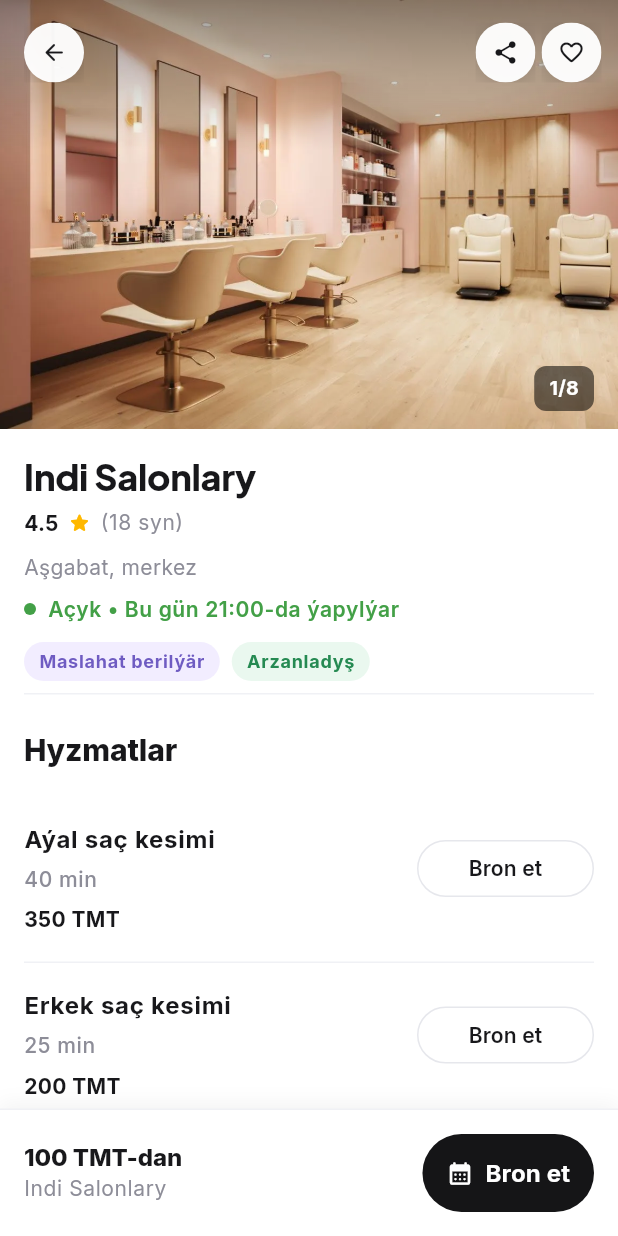
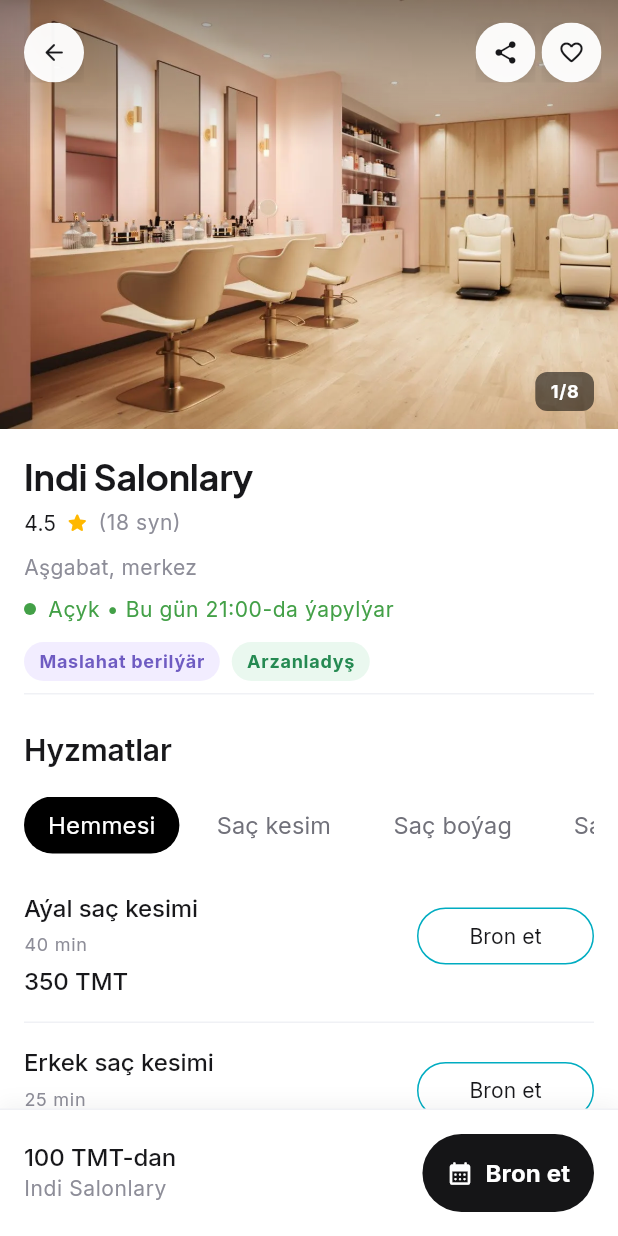
Before and after one commit to pllp070809-max/Parla, a Flutter app: the screen it shows after launch, after a tap on "Indi Salonlary", on a phone screen of 412 x 824 dp. Run offline on Flutter 3.47's test engine with Material 3 defaults, Android fonts, the phone set to English and light mode, and no system bars; our stand-ins replace flutter_map, flutter_riverpod, geolocator, google_fonts, latlong2, shared_preferences.

Commit message:
10.04.26
Made-with: Cursor

```diff
--- a/parla_app/lib/screens/salon_detail_screen.dart
+++ b/parla_app/lib/screens/salon_detail_screen.dart
@@ -72,7 +72,6 @@ const _kAdditionalInfo = [
 ];
 
 const _kDetailDivider = Color(0xFFF0F1F5);
-const _kDetailButtonBorder = Color(0xFFE6E7EC);
 const _kDetailChipLavenderBg = Color(0xFFF2EDFF);
 const _kDetailChipLavenderFg = Color(0xFF6F5CC2);
 const _kDetailChipMintBg = Color(0xFFEAF8EF);
@@ -664,10 +663,8 @@ class _HeroSection extends StatelessWidget {
                   color: Colors.black54,
                   borderRadius: BorderRadius.circular(AppRadius.s)),
               child: Text('${currentPage + 1}/${images.length}',
-                  style: const TextStyle(
-                      color: Colors.white,
-                      fontSize: 13,
-                      fontWeight: FontWeight.w700)),
+                  style: Theme.of(context).textTheme.labelSmall?.copyWith(
+                      color: Colors.white, fontWeight: FontWeight.w700)),
             ),
           ),
         ],
@@ -703,7 +700,7 @@ class _InfoBlock extends StatelessWidget {
           Text(
             salon.name,
             style: tt.headlineMedium?.copyWith(
-              fontWeight: FontWeight.w800,
+              fontWeight: FontWeight.w700,
               color: kTextPrimary,
               letterSpacing: -0.2,
             ),
@@ -718,7 +715,7 @@ class _InfoBlock extends StatelessWidget {
                 _kMockRating.toStringAsFixed(1),
                 style: tt.bodyMedium?.copyWith(
                   color: kTextPrimary,
-                  fontWeight: FontWeight.w700,
+                  fontWeight: FontWeight.w400,
                 ),
               ),
               const Icon(Icons.star_rounded, size: 16, color: kStar),
@@ -752,7 +749,7 @@ class _InfoBlock extends StatelessWidget {
                   '${status.title} • ${status.subtitle}',
                   style: tt.bodySmall?.copyWith(
                     color: statusColor,
-                    fontWeight: FontWeight.w600,
+                    fontWeight: FontWeight.w400,
                   ),
                 ),
               ),
@@ -874,7 +871,7 @@ class _StickySectionNav extends StatelessWidget {
                                     overflow: TextOverflow.ellipsis,
                                     textAlign: TextAlign.center,
                                     style: tt.headlineSmall?.copyWith(
-                                      fontWeight: FontWeight.w800,
+                                      fontWeight: FontWeight.w700,
                                       fontSize: 21,
                                       height: 1.1,
                                       letterSpacing: -0.5,
@@ -1185,35 +1182,158 @@ class _ServicesSection extends StatefulWidget {
 
 class _ServicesSectionState extends State<_ServicesSection> {
   static const int _initialVisibleCount = 5;
+
+  /// Salonda görünjek tertip; API-den täze açar gelende aşakda goşulýar.
+  static const List<String> _categoryKeyOrder = [
+    'haircut',
+    'color',
+    'beard',
+    'styling',
+    'treatment',
+    'nails',
+    'spa',
+    'brows',
+    'wax',
+    'massage',
+  ];
+
+  static const Map<String, String> _categoryLabels = {
+    'haircut': 'Saç kesim',
+    'color': 'Saç boýag',
+    'beard': 'Sakal',
+    'styling': 'Ustilleme',
+    'treatment': 'Bejeriş',
+    'nails': 'Dyrnak',
+    'spa': 'Spa',
+    'brows': 'Göz we gaş',
+    'wax': 'Depilýasiýa',
+    'massage': 'Massage',
+  };
+
   bool _showAll = false;
+  String _selectedCategoryKey = 'all';
+
+  static List<String> _categoryKeysForSalon(List<Service> services) {
+    final present =
+        services.map((s) => s.categoryKey).whereType<String>().toSet();
+    final ordered = <String>[];
+    for (final k in _categoryKeyOrder) {
+      if (present.contains(k)) ordered.add(k);
+    }
+    final rest = present.where((k) => !ordered.contains(k)).toList()..sort();
+    ordered.addAll(rest);
+    return ordered;
+  }
+
+  static String _labelForCategoryKey(String key) {
+    if (key == 'all') return 'Hemmesi';
+    return _categoryLabels[key] ?? key;
+  }
+
+  @override
+  void didUpdateWidget(covariant _ServicesSection oldWidget) {
+    super.didUpdateWidget(oldWidget);
+    final keys = _categoryKeysForSalon(widget.salon.services);
+    if (_selectedCategoryKey != 'all' &&
+        !keys.contains(_selectedCategoryKey)) {
+      _selectedCategoryKey = 'all';
+    }
+  }
 
   @override
   Widget build(BuildContext context) {
     final tt = Theme.of(context).textTheme;
     final allServices = widget.salon.services;
+    final categoryKeysRow = _categoryKeysForSalon(allServices);
+    final filteredServices = _selectedCategoryKey == 'all'
+        ? allServices
+        : allServices
+            .where((s) => s.categoryKey == _selectedCategoryKey)
+            .toList();
+    final selectedCategoryLabel = _labelForCategoryKey(_selectedCategoryKey);
     final display = _showAll
-        ? allServices
-        : allServices.take(_initialVisibleCount).toList();
-    final showViewAll = allServices.length > _initialVisibleCount;
+        ? filteredServices
+        : filteredServices.take(_initialVisibleCount).toList();
+    final showViewAll = filteredServices.length > _initialVisibleCount;
     final content = <Widget>[
       Text(
         'Hyzmatlar',
         key: const ValueKey('section-title-services'),
         style: tt.titleLarge?.copyWith(
-          fontWeight: FontWeight.w800,
+          fontWeight: FontWeight.w600,
           color: kTextPrimary,
           letterSpacing: -0.1,
         ),
       ),
       const SizedBox(height: 18),
+      SingleChildScrollView(
+        scrollDirection: Axis.horizontal,
+        child: Row(
+          children: [
+            'all',
+            ...categoryKeysRow,
+          ].map((categoryKey) {
+            final selected = categoryKey == _selectedCategoryKey;
+            return Padding(
+              padding: const EdgeInsets.only(right: 8),
+              child: TweenAnimationBuilder<double>(
+                duration: const Duration(milliseconds: 220),
+                curve: Curves.easeOutCubic,
+                tween: Tween<double>(
+                  begin: selected ? 0.98 : 1.0,
+                  end: selected ? 1.0 : 0.98,
+                ),
+                builder: (context, scale, child) {
+                  return Transform.scale(scale: scale, child: child);
+                },
+                child: Material(
+                  color: Colors.transparent,
+                  child: InkWell(
+                    borderRadius: BorderRadius.circular(999),
+                    onTap: () {
+                      if (_selectedCategoryKey == categoryKey) return;
+                      setState(() {
+                        _selectedCategoryKey = categoryKey;
+                        _showAll = false;
+                      });
+                    },
+                    child: AnimatedContainer(
+                      duration: const Duration(milliseconds: 220),
+                      curve: Curves.easeOutCubic,
+                      height: 38,
+                      alignment: Alignment.center,
+                      padding: const EdgeInsets.symmetric(horizontal: 16),
+                      decoration: BoxDecoration(
+                        color: selected ? Colors.black : Colors.transparent,
+                        borderRadius: BorderRadius.circular(999),
+                      ),
+                      child: Text(
+                        _labelForCategoryKey(categoryKey),
+                        style: tt.labelLarge?.copyWith(
+                          fontWeight: FontWeight.w400,
+                          color:
+                              selected ? Colors.white : kTextSecondary,
+                        ),
+                      ),
+                    ),
+                  ),
+                ),
+              ),
+            );
+          }).toList(),
+        ),
+      ),
+      const SizedBox(height: 10),
     ];
 
-    if (allServices.isEmpty) {
+    if (filteredServices.isEmpty) {
       content.add(
         Padding(
           padding: const EdgeInsets.symmetric(vertical: 24),
           child: Text(
-            'Bu bölümde hyzmat ýok',
+            _selectedCategoryKey == 'all'
+                ? 'Bu bölümde hyzmat ýok'
+                : '$selectedCategoryLabel kategoriýasynda hyzmat ýok',
             style: tt.bodyMedium?.copyWith(color: _kDetailMeta),
           ),
         ),
@@ -1238,22 +1358,20 @@ class _ServicesSectionState extends State<_ServicesSection> {
             child: OutlinedButton(
               onPressed: () => setState(() => _showAll = !_showAll),
               style: OutlinedButton.styleFrom(
-                side: const BorderSide(color: _kDetailButtonBorder),
+                side: const BorderSide(color: kPrimary),
                 foregroundColor: kTextPrimary,
                 backgroundColor: kCardBg,
                 shape: const StadiumBorder(),
                 elevation: 0,
-                minimumSize: const Size.fromHeight(46),
+                minimumSize: const Size.fromHeight(42),
                 padding: const EdgeInsets.symmetric(
                   horizontal: AppSpacing.xl,
-                  vertical: 12,
-                ),
-                textStyle: const TextStyle(
-                  fontWeight: FontWeight.w600,
-                  fontSize: 15,
-                ),
-              ),
-              child: Text(_showAll ? 'Az görkez' : 'Hemmesini görkez'),
+                  vertical: 10,
+                ),
+                textStyle:
+                    tt.labelMedium?.copyWith(fontWeight: FontWeight.w700),
+              ),
+              child: Text(_showAll ? 'Az görkez' : 'Hemmesi'),
             ),
           ),
         ]);
@@ -1276,7 +1394,7 @@ class _ServiceRow extends StatelessWidget {
   Widget build(BuildContext context) {
     final tt = Theme.of(context).textTheme;
     return Padding(
-      padding: const EdgeInsets.symmetric(vertical: 18),
+      padding: const EdgeInsets.symmetric(vertical: 16),
       child: Row(
         crossAxisAlignment: CrossAxisAlignment.start,
         children: [
@@ -1286,8 +1404,8 @@ class _ServiceRow extends StatelessWidget {
               children: [
                 Text(
                   service.name,
-                  style: tt.bodyLarge?.copyWith(
-                    fontWeight: FontWeight.w700,
+                  style: tt.titleMedium?.copyWith(
+                    fontWeight: FontWeight.w500,
                     color: kTextPrimary,
                     height: 1.3,
                   ),
@@ -1295,16 +1413,16 @@ class _ServiceRow extends StatelessWidget {
                 const SizedBox(height: 6),
                 Text(
                   '${service.durationMinutes} min',
-                  style: tt.bodySmall?.copyWith(
+                  style: tt.labelSmall?.copyWith(
                     color: _kDetailMeta,
-                    fontWeight: FontWeight.w500,
+                    fontWeight: FontWeight.w400,
                   ),
                 ),
                 const SizedBox(height: 6),
                 Text(
                   '${service.price?.toStringAsFixed(0) ?? '?'} TMT',
-                  style: tt.bodyMedium?.copyWith(
-                    fontWeight: FontWeight.w700,
+                  style: tt.titleMedium?.copyWith(
+                    fontWeight: FontWeight.w500,
                     color: kTextPrimary,
                   ),
                 ),
@@ -1313,11 +1431,11 @@ class _ServiceRow extends StatelessWidget {
           ),
           const SizedBox(width: 12),
           Padding(
-            padding: const EdgeInsets.only(top: 6),
+            padding: const EdgeInsets.only(top: 5),
             child: OutlinedButton(
               onPressed: onBook,
               style: OutlinedButton.styleFrom(
-                side: const BorderSide(color: _kDetailButtonBorder),
+                side: const BorderSide(color: kPrimary),
                 foregroundColor: kTextPrimary,
                 backgroundColor: kCardBg,
                 shape: const StadiumBorder(),
@@ -1325,7 +1443,7 @@ class _ServiceRow extends StatelessWidget {
                 padding:
                     const EdgeInsets.symmetric(horizontal: 16, vertical: 10),
                 textStyle: tt.labelMedium?.copyWith(
-                  fontWeight: FontWeight.w600,
+                  fontWeight: FontWeight.w400,
                   color: kTextPrimary,
                 ),
               ),
@@ -1357,7 +1475,7 @@ class _TeamSection extends StatelessWidget {
               'Topar',
               key: const ValueKey('section-title-team'),
               style: tt.titleLarge?.copyWith(
-                fontWeight: FontWeight.w800,
+                fontWeight: FontWeight.w600,
                 color: kTextPrimary,
               ),
             ),
@@ -1380,7 +1498,7 @@ class _TeamSection extends StatelessWidget {
                 'Ählisi',
                 style: tt.labelMedium?.copyWith(
                   color: _kDetailMeta,
-                  fontWeight: FontWeight.w600,
+                  fontWeight: FontWeight.w500,
                 ),
               ),
             ),
@@ -1431,7 +1549,7 @@ class _TeamSection extends StatelessWidget {
                                 child: Text(
                                   name[0],
                                   style: tt.titleLarge?.copyWith(
-                                    fontWeight: FontWeight.w800,
+                                    fontWeight: FontWeight.w500,
                                   ),
                                 ),
                               ),
@@ -1481,10 +1599,9 @@ class _TeamSection extends StatelessWidget {
                     Text(
                       name,
                       style: tt.labelMedium?.copyWith(
-                        fontWeight: FontWeight.w800,
+                        fontWeight: FontWeight.w500,
                         color: kTextPrimary,
                         letterSpacing: 0.2,
-                        fontSize: 12.5,
                       ),
                       textAlign: TextAlign.center,
                       maxLines: 1,
@@ -1495,9 +1612,8 @@ class _TeamSection extends StatelessWidget {
                       role,
                       style: tt.labelSmall?.copyWith(
                         color: _kDetailMeta,
-                        fontWeight: FontWeight.w500,
+                        fontWeight: FontWeight.w400,
                         letterSpacing: 0.3,
-                        fontSize: 10.5,
                       ),
                       textAlign: TextAlign.center,
                       maxLines: 1,
@@ -1539,7 +1655,7 @@ class _PortfolioSection extends StatelessWidget {
               'Portfolio',
               key: const ValueKey('section-title-portfolio'),
               style: tt.titleLarge
-                  ?.copyWith(fontWeight: FontWeight.w800, color: kTextPrimary),
+                  ?.copyWith(fontWeight: FontWeight.w600, color: kTextPrimary),
             ),
             const SizedBox(width: 6),
             Padding(
@@ -1548,7 +1664,7 @@ class _PortfolioSection extends StatelessWidget {
                 '$totalCount',
                 style: tt.labelSmall?.copyWith(
                   color: _kDetailMeta,
-                  fontWeight: FontWeight.w600,
+                  fontWeight: FontWeight.w400,
                 ),
               ),
             ),
@@ -1596,7 +1712,6 @@ class _PortfolioSection extends StatelessWidget {
                           '+$hiddenCount',
                           style: tt.headlineLarge?.copyWith(
                             color: Colors.white,
-                            fontSize: 24,
                             fontWeight: FontWeight.w700,
                           ),
                         ),
@@ -1695,8 +1810,8 @@ class _AboutSectionState extends State<_AboutSection> {
                       size: 22, color: kPrimary),
                   const SizedBox(width: AppSpacing.s),
                   Text('Iş wagty',
-                      style: tt.titleMedium
-                          ?.copyWith(fontWeight: FontWeight.w800)),
+                      style:
+                          tt.titleLarge?.copyWith(fontWeight: FontWeight.w600)),
                 ],
               ),
               const SizedBox(height: AppSpacing.m),
@@ -1745,8 +1860,8 @@ class _AboutSectionState extends State<_AboutSection> {
                       size: 22, color: kSuccess),
                   const SizedBox(width: AppSpacing.s),
                   Text('Goşmaça maglumat',
-                      style: tt.titleMedium
-                          ?.copyWith(fontWeight: FontWeight.w800)),
+                      style:
+                          tt.titleLarge?.copyWith(fontWeight: FontWeight.w600)),
                 ],
               ),
               const SizedBox(height: AppSpacing.m),
@@ -1790,7 +1905,7 @@ class _NearbySalonsSection extends StatelessWidget {
             const Icon(Icons.location_on_rounded, size: 22, color: kPrimary),
             const SizedBox(width: AppSpacing.s),
             Text('Töwerekde salonlar',
-                style: tt.titleMedium?.copyWith(fontWeight: FontWeight.w800)),
+                style: tt.titleMedium?.copyWith(fontWeight: FontWeight.w500)),
           ],
         ),
         const SizedBox(height: AppSpacing.m),
@@ -1837,8 +1952,8 @@ class _NearbySalonsSection extends StatelessWidget {
                               overflow: TextOverflow.ellipsis),
                           Text(
                               '${(1.1 + i * 0.4).toStringAsFixed(1)} km · mock',
-                              style: tt.bodySmall?.copyWith(
-                                  color: kTextTertiary, fontSize: 11)),
+                              style: tt.labelSmall?.copyWith(
+                                  color: kTextTertiary)),
                         ],
                       ),
                     ),
@@ -1884,7 +1999,7 @@ class _BottomBookBar extends StatelessWidget {
                 Text(
                   '${minPrice.toStringAsFixed(0)} TMT-dan',
                   style: tt.titleMedium?.copyWith(
-                    fontWeight: FontWeight.w800,
+                    fontWeight: FontWeight.w500,
                     color: kTextPrimary,
                   ),
                 ),
@@ -2107,7 +2222,7 @@ class _SalonMapSectionState extends State<_SalonMapSection> {
                       Text(salon.name, style: tt.labelLarge),
                       if (salon.address != null)
                         Text(salon.address!,
-                            style: tt.bodyMedium?.copyWith(fontSize: 12),
+                            style: tt.bodyMedium,
                             maxLines: 1,
                             overflow: TextOverflow.ellipsis),
                     ])),
@@ -2121,7 +2236,7 @@ class _SalonMapSectionState extends State<_SalonMapSection> {
                       backgroundColor: const Color(0x1F0E7490),
                       padding: const EdgeInsets.symmetric(
                           horizontal: AppSpacing.m, vertical: AppSpacing.s),
-                      textStyle: tt.labelLarge?.copyWith(fontSize: 13)),
+                      textStyle: tt.labelLarge),
                 ),
               ]),
             ),
```
